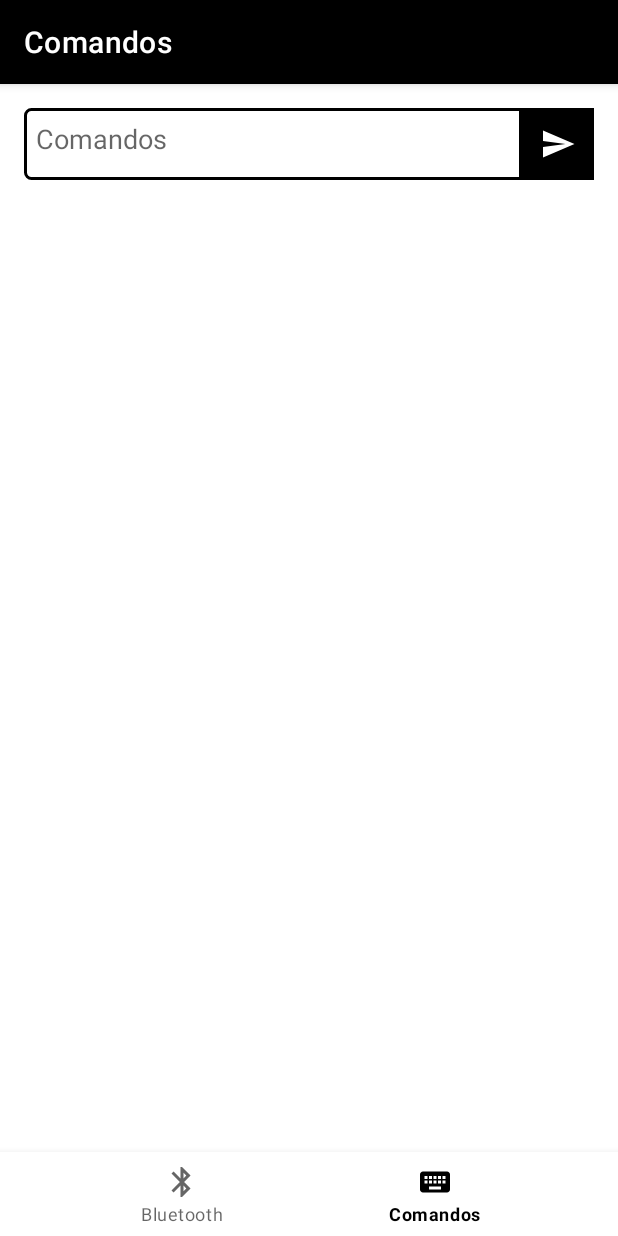
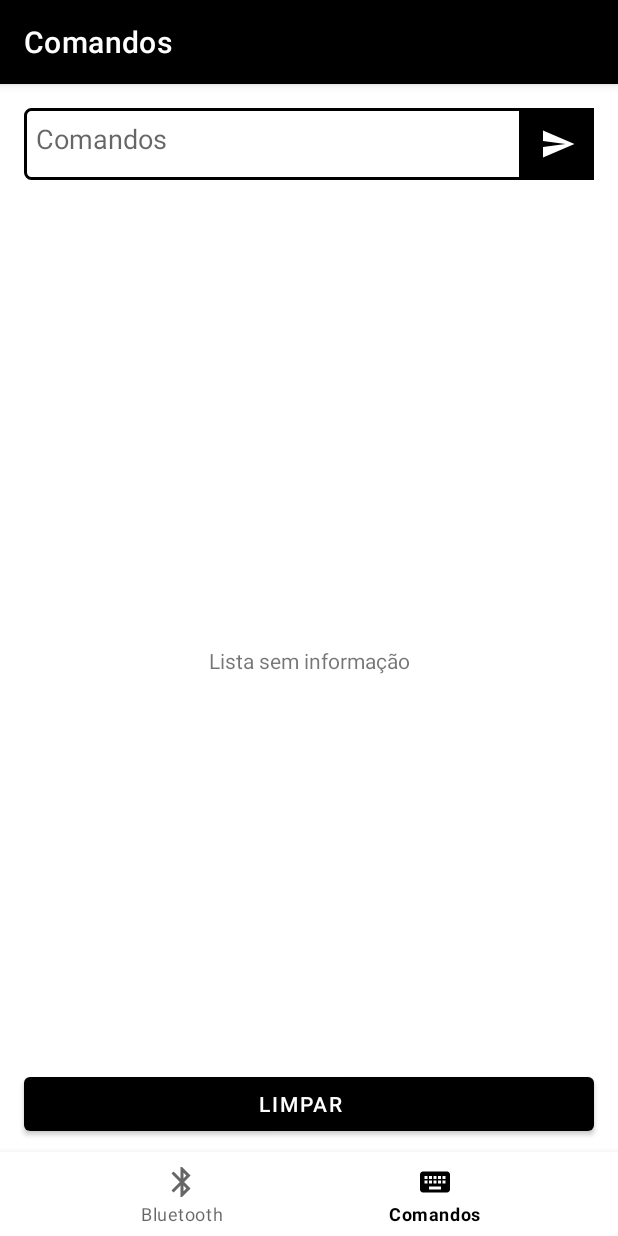
Before and after one commit to fdacio/BluetoothCommands, an Android app: the screen it shows after launch (MainActivity), item 2 of the bottom bar chosen, on a phone screen of 412 x 824 dp. Run offline under Robolectric (Android 15) with nearby library versions, the phone set to English and light mode, and no system bars; our stand-ins replace navigation-ui.

Commit message:
refatoracao de pacote

```diff
--- a/app/src/main/AndroidManifest.xml
+++ b/app/src/main/AndroidManifest.xml
@@ -1,9 +1,10 @@
 <?xml version="1.0" encoding="utf-8"?>
 <manifest xmlns:android="http://schemas.android.com/apk/res/android"
-    package="com.example.bluetoothcommands">
+    package="br.com.daciosoftware.bluetoothcommands">
 
     <uses-permission android:name="android.permission.BLUETOOTH" />
     <uses-permission android:name="android.permission.BLUETOOTH_ADMIN" />
+    <uses-permission android:name="android.permission.BLUETOOTH_SCAN" />
     <uses-permission android:name="android.permission.ACCESS_FINE_LOCATION" />
     <uses-permission android:name="android.permission.ACCESS_COARSE_LOCATION" />
     <uses-feature android:name="android.hardware.bluetooth_le" android:required="false"/>
@@ -16,7 +17,8 @@
         android:supportsRtl="true"
         android:theme="@style/Theme.BluetoothCommands">
         <activity
-            android:name="com.example.bluetoothcommands.MainActivity"
+            android:exported="true"
+            android:name=".MainActivity"
             android:screenOrientation="portrait">
             <intent-filter>
                 <action android:name="android.intent.action.MAIN" />
--- a/app/src/main/java/com/example/bluetoothcommands/BluetoothConnection.java
+++ b/app/src/main/java/br/com/daciosoftware/bluetoothcommands/BluetoothConnection.java
@@ -1,4 +1,4 @@
-package com.example.bluetoothcommands;
+package br.com.daciosoftware.bluetoothcommands;
 
 import android.app.ProgressDialog;
 import android.bluetooth.BluetoothAdapter;
--- a/app/src/main/java/com/example/bluetoothcommands/BluetoothConnectionListener.java
+++ b/app/src/main/java/br/com/daciosoftware/bluetoothcommands/BluetoothConnectionListener.java
@@ -1,4 +1,4 @@
-package com.example.bluetoothcommands;
+package br.com.daciosoftware.bluetoothcommands;
 
 import android.bluetooth.BluetoothDevice;
 
--- a/app/src/main/java/com/example/bluetoothcommands/BluetoothInstance.java
+++ b/app/src/main/java/br/com/daciosoftware/bluetoothcommands/BluetoothInstance.java
@@ -1,4 +1,4 @@
-package com.example.bluetoothcommands;
+package br.com.daciosoftware.bluetoothcommands;
 
 public class BluetoothInstance {
 
--- a/app/src/main/java/com/example/bluetoothcommands/DevicesBluetoothAdapter.java
+++ b/app/src/main/java/br/com/daciosoftware/bluetoothcommands/DevicesBluetoothAdapter.java
@@ -1,4 +1,4 @@
-package com.example.bluetoothcommands;
+package br.com.daciosoftware.bluetoothcommands;
 
 import android.bluetooth.BluetoothDevice;
 import android.content.Context;
@@ -7,6 +7,7 @@ import android.view.View;
 import android.view.ViewGroup;
 import android.widget.BaseAdapter;
 import android.widget.TextView;
+
 
 import java.util.List;
 
--- a/app/src/main/java/com/example/bluetoothcommands/MainActivity.java
+++ b/app/src/main/java/br/com/daciosoftware/bluetoothcommands/MainActivity.java
@@ -1,4 +1,4 @@
-package com.example.bluetoothcommands;
+package br.com.daciosoftware.bluetoothcommands;
 
 import android.os.Bundle;
 
--- a/app/src/main/java/com/example/bluetoothcommands/ui/commands/CommandsFragment.java
+++ b/app/src/main/java/br/com/daciosoftware/bluetoothcommands/ui/commands/CommandsFragment.java
@@ -1,4 +1,4 @@
-package com.example.bluetoothcommands.ui.commands;
+package br.com.daciosoftware.bluetoothcommands.ui.commands;
 
 import android.annotation.SuppressLint;
 import android.bluetooth.BluetoothDevice;
@@ -6,11 +6,11 @@ import android.content.Context;
 import android.os.Bundle;
 import android.os.Handler;
 import android.os.Message;
-import android.util.Log;
 import android.view.LayoutInflater;
 import android.view.View;
 import android.view.ViewGroup;
 import android.widget.ArrayAdapter;
+import android.widget.Button;
 import android.widget.EditText;
 import android.widget.ImageButton;
 import android.widget.ListView;
@@ -19,13 +19,13 @@ import android.widget.Toast;
 import androidx.annotation.NonNull;
 import androidx.fragment.app.Fragment;
 
-import com.example.bluetoothcommands.BluetoothConnection;
-import com.example.bluetoothcommands.BluetoothConnectionListener;
-import com.example.bluetoothcommands.BluetoothInstance;
-import com.example.bluetoothcommands.R;
-
 import java.util.ArrayList;
 import java.util.List;
+
+import br.com.daciosoftware.bluetoothcommands.BluetoothConnection;
+import br.com.daciosoftware.bluetoothcommands.BluetoothConnectionListener;
+import br.com.daciosoftware.bluetoothcommands.BluetoothInstance;
+import br.com.daciosoftware.bluetoothcommands.R;
 
 public class CommandsFragment extends Fragment implements BluetoothConnectionListener {
 
@@ -49,7 +49,9 @@ public class CommandsFragment extends Fragment implements BluetoothConnectionLis
         root = inflater.inflate(R.layout.fragment_commands, container, false);
         editTextCommand = root.findViewById(R.id.editTextCommand);
         listViewData = root.findViewById(R.id.listViewData);
+        listViewData.setEmptyView(root.findViewById(R.id.textViewListEmpty));
         ImageButton buttonSend = root.findViewById(R.id.button_send);
+        Button buttonClear = root.findViewById(R.id.button_clear);
 
         buttonSend.setOnClickListener(v -> {
             if (!BluetoothInstance.isConnected()) {
@@ -66,6 +68,11 @@ public class CommandsFragment extends Fragment implements BluetoothConnectionLis
             listData.add("Enviado: " + command);
             updateListData();
 
+        });
+
+        buttonClear.setOnClickListener( v -> {
+            listData.clear();
+            updateListData();
         });
 
         mHandler = new Handler() {
--- a/app/src/main/res/layout/fragment_commands.xml
+++ b/app/src/main/res/layout/fragment_commands.xml
@@ -46,13 +46,37 @@
         android:layout_marginStart="16dp"
         android:layout_marginTop="16dp"
         android:layout_marginEnd="16dp"
-        android:layout_marginBottom="64dp"
+        android:layout_marginBottom="16dp"
         android:stackFromBottom="true"
         android:transcriptMode="normal"
-        app:layout_constraintBottom_toBottomOf="parent"
+        app:layout_constraintBottom_toTopOf="@+id/button_clear"
         app:layout_constraintEnd_toEndOf="parent"
         app:layout_constraintHorizontal_bias="1.0"
         app:layout_constraintStart_toStartOf="parent"
         app:layout_constraintTop_toBottomOf="@+id/editTextCommand" />
 
+    <Button
+        android:id="@+id/button_clear"
+        android:layout_width="0dp"
+        android:layout_height="wrap_content"
+        android:layout_marginStart="16dp"
+        android:layout_marginEnd="16dp"
+        android:layout_marginBottom="64dp"
+        android:text="@string/button_clear"
+        app:layout_constraintBottom_toBottomOf="parent"
+        app:layout_constraintEnd_toEndOf="parent"
+        app:layout_constraintStart_toStartOf="parent" />
+
+    <TextView
+        android:id="@+id/textViewListEmpty"
+        android:layout_width="wrap_content"
+        android:layout_height="wrap_content"
+        android:layout_marginStart="16dp"
+        android:layout_marginEnd="16dp"
+        android:text="@string/text_list_clear"
+        app:layout_constraintBottom_toBottomOf="parent"
+        app:layout_constraintEnd_toEndOf="parent"
+        app:layout_constraintStart_toStartOf="parent"
+        app:layout_constraintTop_toTopOf="parent" />
+
 </androidx.constraintlayout.widget.ConstraintLayout>
--- a/app/src/main/res/navigation/mobile_navigation.xml
+++ b/app/src/main/res/navigation/mobile_navigation.xml
@@ -7,13 +7,13 @@
 
     <fragment
         android:id="@+id/navigation_bluetooth"
-        android:name="com.example.bluetoothcommands.ui.bluetooth.BluetoothFragment"
+        android:name="br.com.daciosoftware.bluetoothcommands.ui.bluetooth.BluetoothFragment"
         android:label="@string/title_bluetooth"
         tools:layout="@layout/fragment_bluetooth" />
 
     <fragment
         android:id="@+id/navigation_commands"
-        android:name="com.example.bluetoothcommands.ui.commands.CommandsFragment"
+        android:name="br.com.daciosoftware.bluetoothcommands.ui.commands.CommandsFragment"
         android:label="@string/title_commands"
         tools:layout="@layout/fragment_commands" />
 
--- a/app/src/main/res/values-night/themes.xml
+++ b/app/src/main/res/values-night/themes.xml
@@ -3,7 +3,7 @@
     <style name="Theme.BluetoothCommands" parent="Theme.MaterialComponents.DayNight.DarkActionBar">
         <!-- Primary brand color. -->
         <item name="colorPrimary">#009688</item>
-        <item name="colorPrimaryVariant">@color/purple_700</item>
+        <item name="colorPrimaryVariant">@color/black_700</item>
         <item name="colorOnPrimary">@color/black</item>
         <!-- Secondary brand color. -->
         <item name="colorSecondary">@color/teal_200</item>
--- a/app/src/main/res/values/colors.xml
+++ b/app/src/main/res/values/colors.xml
@@ -1,8 +1,8 @@
 <?xml version="1.0" encoding="utf-8"?>
 <resources>
-    <color name="purple_200">#000000</color>
-    <color name="purple_500">#000000</color>
-    <color name="purple_700">#000000</color>
+    <color name="black_200">#020202</color>
+    <color name="black_500">#050505</color>
+    <color name="black_700">#070707</color>
     <color name="teal_200">#FF03DAC5</color>
     <color name="teal_700">#FF018786</color>
     <color name="black">#FF000000</color>
--- a/app/src/main/res/values/strings.xml
+++ b/app/src/main/res/values/strings.xml
@@ -6,4 +6,6 @@
     <string name="scan">Procurar</string>
     <string name="disconnect">Desconectar</string>
     <string name="text_receiver">Dados</string>
+    <string name="button_clear">Limpar\t</string>
+    <string name="text_list_clear">Lista sem informação</string>
 </resources>
--- a/app/src/main/res/values/themes.xml
+++ b/app/src/main/res/values/themes.xml
@@ -2,17 +2,17 @@
     <!-- Base application theme. -->
     <style name="Theme.BluetoothCommands" parent="Theme.MaterialComponents.DayNight.DarkActionBar">
         <!-- Primary brand color. -->
-        <item name="colorPrimary">@color/purple_500</item>
-        <item name="colorPrimaryVariant">@color/purple_700</item>
-        <item name="colorOnPrimary">@color/white</item>
+        <item name="colorPrimary">#000000</item>
+        <item name="colorPrimaryVariant">#2C2C2C</item>
+        <item name="colorOnPrimary">#ffffff</item>
         <!-- Secondary brand color. -->
-        <item name="colorSecondary">@color/teal_200</item>
-        <item name="colorSecondaryVariant">@color/teal_700</item>
-        <item name="colorOnSecondary">@color/black</item>
+        <item name="colorSecondary">#FF03DAC5</item>
+        <item name="colorSecondaryVariant">#FF018786</item>
+        <item name="colorOnSecondary">#000000</item>
         <!-- Status bar color. -->
         <item name="android:statusBarColor" tools:targetApi="l">?attr/colorPrimaryVariant</item>
         <!-- Customize your theme here. -->
 
-        <item name="android:actionMenuTextColor">@color/white</item>
+        <item name="android:actionMenuTextColor">#ffffff</item>
     </style>
 </resources>
```
Also changed, not shown: app/build.gradle (+3 -4 lines), app/src/main/java/br/com/daciosoftware/bluetoothcommands/ui/bluetooth/BluetoothFragment.java (renamed from app/src/main/java/com/example/bluetoothcommands/ui/bluetooth/BluetoothFragment.java, +7 -6 lines), 5 other files.
